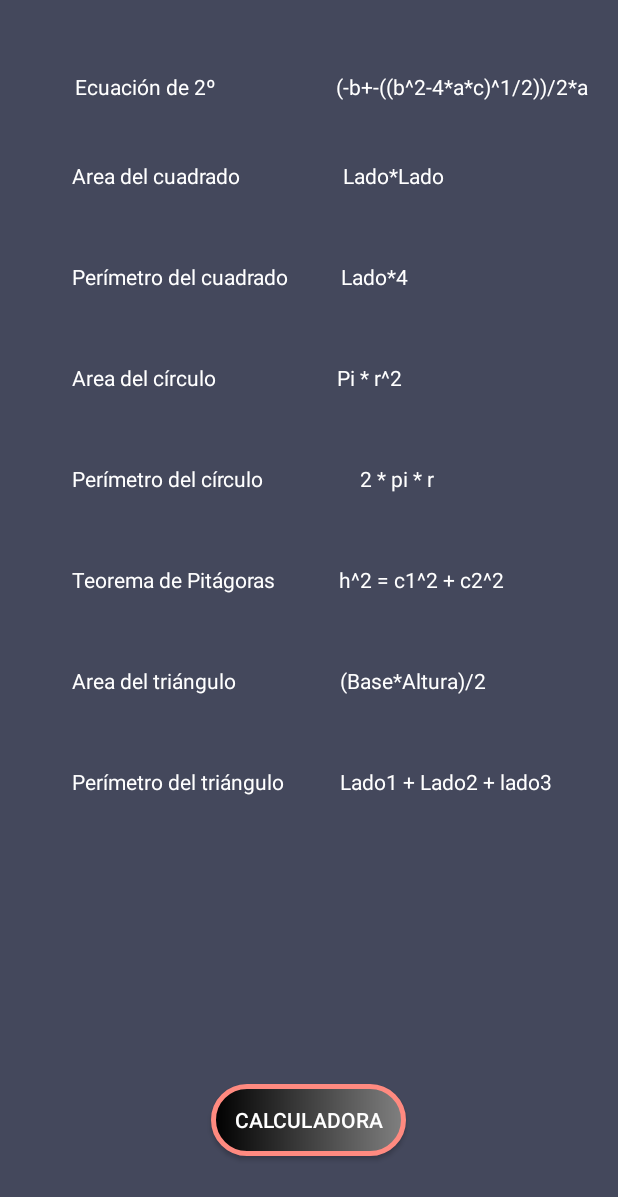
After one commit to MatJdev/Juego-Calculadora, an Android app: the ActivityFormulas screen opened directly, with no data from a screen before it, on a phone screen of 412 x 824 dp. The commit adds this screen. Shown: the top 1197 px of the screen. Run offline under Robolectric (Android 15) with nearby library versions, the phone set to English and light mode, and no system bars.

Commit message:
Versión 1.1

```diff
--- a/app/src/main/AndroidManifest.xml
+++ b/app/src/main/AndroidManifest.xml
@@ -10,9 +10,12 @@
         android:supportsRtl="true"
         android:theme="@style/Theme.Calculadora">
         <activity
+            android:name=".ActivityFormulas"
+            android:exported="false" />
+        <activity
             android:name=".SplashActivity"
-            android:theme="@style/SplashTheme"
-            android:exported="true">
+            android:exported="true"
+            android:theme="@style/SplashTheme">
             <intent-filter>
                 <action android:name="android.intent.action.MAIN" />
 
@@ -25,8 +28,6 @@
         <activity
             android:name=".MainActivity"
             android:exported="true" />
-
-
     </application>
 
 </manifest>
--- /dev/null
+++ b/app/src/main/java/com/example/calculadora/ActivityFormulas.kt
@@ -0,0 +1,19 @@
+package com.example.calculadora
+
+import android.content.Intent
+import androidx.appcompat.app.AppCompatActivity
+import android.os.Bundle
+import android.widget.Button
+
+class ActivityFormulas : AppCompatActivity() {
+    override fun onCreate(savedInstanceState: Bundle?) {
+        super.onCreate(savedInstanceState)
+        setContentView(R.layout.activity_formulas)
+
+        val botonvolver = findViewById<Button>(R.id.botonVolver)
+
+        botonvolver.setOnClickListener {
+            startActivity(Intent(this, MainActivity::class.java))
+        }
+    }
+}
--- a/app/src/main/java/com/example/calculadora/ActivityOpciones.kt
+++ b/app/src/main/java/com/example/calculadora/ActivityOpciones.kt
@@ -11,6 +11,11 @@ class ActivityOpciones : AppCompatActivity() {
         setContentView(R.layout.activity_opciones)
 
         val button2 = findViewById<Button>(R.id.button2)
+        val button1 = findViewById<Button>(R.id.button)
+
+        button1.setOnClickListener {
+            startActivity(Intent(this, ActivityFormulas::class.java))
+        }
 
         button2.setOnClickListener {
             startActivity(Intent(this, MainActivity::class.java))
--- /dev/null
+++ b/app/src/main/res/layout/activity_formulas.xml
@@ -0,0 +1,217 @@
+<?xml version="1.0" encoding="utf-8"?>
+<androidx.constraintlayout.widget.ConstraintLayout xmlns:android="http://schemas.android.com/apk/res/android"
+    xmlns:app="http://schemas.android.com/apk/res-auto"
+    xmlns:tools="http://schemas.android.com/tools"
+    android:layout_width="match_parent"
+    android:background="#44485C"
+    android:layout_height="match_parent"
+    tools:context=".ActivityFormulas">
+
+    <TextView
+        android:id="@+id/textView"
+        android:layout_width="wrap_content"
+        android:layout_height="wrap_content"
+        android:layout_marginTop="48dp"
+        android:text="Ecuación de 2º"
+        android:textColor="@color/white"
+        app:layout_constraintEnd_toEndOf="parent"
+        app:layout_constraintHorizontal_bias="0.157"
+        app:layout_constraintStart_toStartOf="parent"
+        app:layout_constraintTop_toTopOf="parent" />
+
+    <TextView
+        android:id="@+id/textView2"
+        android:layout_width="wrap_content"
+        android:layout_height="wrap_content"
+        android:layout_marginStart="48dp"
+        android:layout_marginTop="40dp"
+        android:layout_marginEnd="76dp"
+        android:text="Area del cuadrado"
+        android:textColor="@color/white"
+        app:layout_constraintEnd_toStartOf="@+id/textView3"
+        app:layout_constraintHorizontal_bias="0.0"
+        app:layout_constraintStart_toStartOf="parent"
+        app:layout_constraintTop_toBottomOf="@+id/textView" />
+
+    <TextView
+        android:id="@+id/textView3"
+        android:layout_width="wrap_content"
+        android:layout_height="wrap_content"
+        android:layout_marginTop="40dp"
+        android:layout_marginEnd="116dp"
+        android:text="Lado*Lado"
+        android:textColor="@color/white"
+        app:layout_constraintEnd_toEndOf="parent"
+        app:layout_constraintTop_toBottomOf="@+id/textView16" />
+
+    <TextView
+        android:id="@+id/textView4"
+        android:layout_width="wrap_content"
+        android:layout_height="wrap_content"
+        android:layout_marginStart="48dp"
+        android:layout_marginTop="48dp"
+        android:text="Perímetro del cuadrado"
+        android:textColor="@color/white"
+        app:layout_constraintEnd_toStartOf="@+id/textView5"
+        app:layout_constraintHorizontal_bias="0.0"
+        app:layout_constraintStart_toStartOf="parent"
+        app:layout_constraintTop_toBottomOf="@+id/textView2" />
+
+    <TextView
+        android:id="@+id/textView5"
+        android:layout_width="wrap_content"
+        android:layout_height="wrap_content"
+        android:layout_marginTop="48dp"
+        android:layout_marginEnd="140dp"
+        android:text="Lado*4"
+        android:textColor="@color/white"
+        app:layout_constraintEnd_toEndOf="parent"
+        app:layout_constraintTop_toBottomOf="@+id/textView3" />
+
+    <TextView
+        android:id="@+id/textView6"
+        android:layout_width="wrap_content"
+        android:layout_height="wrap_content"
+        android:layout_marginStart="48dp"
+        android:layout_marginTop="48dp"
+        android:text="Area del círculo"
+        android:textColor="@color/white"
+        app:layout_constraintEnd_toStartOf="@+id/textView7"
+        app:layout_constraintHorizontal_bias="0.0"
+        app:layout_constraintStart_toStartOf="parent"
+        app:layout_constraintTop_toBottomOf="@+id/textView4" />
+
+    <TextView
+        android:id="@+id/textView7"
+        android:layout_width="wrap_content"
+        android:layout_height="wrap_content"
+        android:layout_marginTop="48dp"
+        android:layout_marginEnd="144dp"
+        android:text="Pi * r^2"
+        android:textColor="@color/white"
+        app:layout_constraintEnd_toEndOf="parent"
+        app:layout_constraintTop_toBottomOf="@+id/textView5" />
+
+    <TextView
+        android:id="@+id/textView8"
+        android:layout_width="wrap_content"
+        android:layout_height="wrap_content"
+        android:layout_marginStart="64dp"
+        android:layout_marginTop="48dp"
+        android:text="2 * pi * r"
+        android:textColor="@color/white"
+        app:layout_constraintEnd_toEndOf="parent"
+        app:layout_constraintHorizontal_bias="0.0"
+        app:layout_constraintStart_toEndOf="@+id/textView9"
+        app:layout_constraintTop_toBottomOf="@+id/textView7" />
+
+    <TextView
+        android:id="@+id/textView9"
+        android:layout_width="wrap_content"
+        android:layout_height="wrap_content"
+        android:layout_marginStart="48dp"
+        android:layout_marginTop="48dp"
+        android:text="Perímetro del círculo"
+        android:textColor="@color/white"
+        app:layout_constraintStart_toStartOf="parent"
+        app:layout_constraintTop_toBottomOf="@+id/textView6" />
+
+    <TextView
+        android:id="@+id/textView10"
+        android:layout_width="wrap_content"
+        android:layout_height="wrap_content"
+        android:layout_marginStart="48dp"
+        android:layout_marginTop="48dp"
+        android:text="Teorema de Pitágoras"
+        android:textColor="@color/white"
+        app:layout_constraintEnd_toStartOf="@+id/textView11"
+        app:layout_constraintHorizontal_bias="0.0"
+        app:layout_constraintStart_toStartOf="parent"
+        app:layout_constraintTop_toBottomOf="@+id/textView9" />
+
+    <TextView
+        android:id="@+id/textView11"
+        android:layout_width="wrap_content"
+        android:layout_height="wrap_content"
+        android:layout_marginTop="48dp"
+        android:layout_marginEnd="76dp"
+        android:text="h^2 = c1^2 + c2^2"
+        android:textColor="@color/white"
+        app:layout_constraintEnd_toEndOf="parent"
+        app:layout_constraintTop_toBottomOf="@+id/textView8" />
+
+    <TextView
+        android:id="@+id/textView12"
+        android:layout_width="wrap_content"
+        android:layout_height="wrap_content"
+        android:layout_marginStart="48dp"
+        android:layout_marginTop="48dp"
+        android:text="Area del triángulo"
+        android:textColor="@color/white"
+        app:layout_constraintEnd_toStartOf="@+id/textView13"
+        app:layout_constraintHorizontal_bias="0.0"
+        app:layout_constraintStart_toStartOf="parent"
+        app:layout_constraintTop_toBottomOf="@+id/textView10" />
+
+    <TextView
+        android:id="@+id/textView13"
+        android:layout_width="wrap_content"
+        android:layout_height="wrap_content"
+        android:layout_marginTop="48dp"
+        android:layout_marginEnd="88dp"
+        android:text="(Base*Altura)/2"
+        android:textColor="@color/white"
+        app:layout_constraintEnd_toEndOf="parent"
+        app:layout_constraintTop_toBottomOf="@+id/textView11" />
+
+    <Button
+        android:id="@+id/botonVolver"
+        android:layout_width="130dp"
+        android:layout_height="wrap_content"
+        android:background="@drawable/botones_redondos"
+        android:text="Calculadora"
+        android:textColor="@color/white"
+        app:layout_constraintBottom_toBottomOf="parent"
+        app:layout_constraintEnd_toEndOf="parent"
+        app:layout_constraintHorizontal_bias="0.498"
+        app:layout_constraintStart_toStartOf="parent"
+        app:layout_constraintTop_toTopOf="parent"
+        app:layout_constraintVertical_bias="0.931" />
+
+    <TextView
+        android:id="@+id/textView14"
+        android:layout_width="wrap_content"
+        android:layout_height="wrap_content"
+        android:layout_marginStart="48dp"
+        android:layout_marginTop="48dp"
+        android:text="Perímetro del triángulo"
+        android:textColor="@color/white"
+        app:layout_constraintEnd_toStartOf="@+id/textView15"
+        app:layout_constraintHorizontal_bias="0.0"
+        app:layout_constraintStart_toStartOf="parent"
+        app:layout_constraintTop_toBottomOf="@+id/textView12" />
+
+    <TextView
+        android:id="@+id/textView15"
+        android:layout_width="wrap_content"
+        android:layout_height="wrap_content"
+        android:layout_marginTop="48dp"
+        android:layout_marginEnd="44dp"
+        android:text="Lado1 + Lado2 + lado3"
+        android:textColor="@color/white"
+        app:layout_constraintEnd_toEndOf="parent"
+        app:layout_constraintTop_toBottomOf="@+id/textView13" />
+
+    <TextView
+        android:id="@+id/textView16"
+        android:layout_width="wrap_content"
+        android:layout_height="wrap_content"
+        android:layout_marginStart="60dp"
+        android:layout_marginTop="48dp"
+        android:text="(-b+-((b^2-4*a*c)^1/2))/2*a"
+        android:textColor="@color/white"
+        app:layout_constraintEnd_toEndOf="parent"
+        app:layout_constraintStart_toEndOf="@+id/textView"
+        app:layout_constraintTop_toTopOf="parent" />
+
+</androidx.constraintlayout.widget.ConstraintLayout>
--- a/app/src/main/res/layout/activity_opciones.xml
+++ b/app/src/main/res/layout/activity_opciones.xml
@@ -12,7 +12,7 @@
         android:layout_width="130dp"
         android:layout_height="wrap_content"
         android:background="@drawable/botones_redondos"
-        android:text="Opción 1"
+        android:text="Fórmulas"
         android:textColor="@color/white"
         app:layout_constraintBottom_toBottomOf="parent"
         app:layout_constraintEnd_toEndOf="parent"
```
